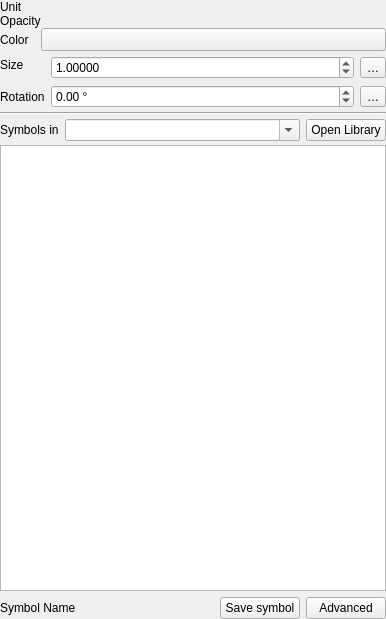
qgis/QGIS, file src/ui/symbollayer/widget_symbolslist.ui: the form before one commit.
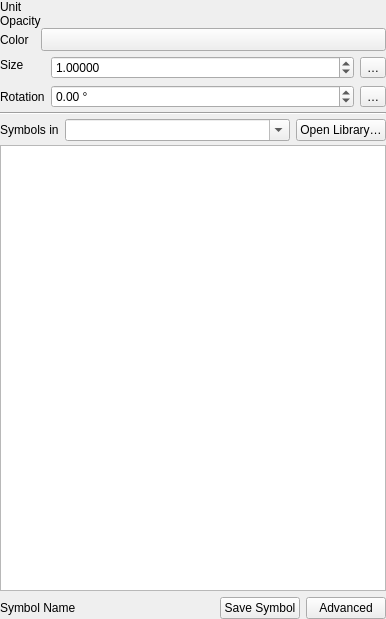
The form after the commit. Custom widgets are drawn as their Qt base class.

```diff
--- a/src/ui/symbollayer/widget_symbolslist.ui
+++ b/src/ui/symbollayer/widget_symbolslist.ui
@@ -107,7 +107,7 @@
      <item>
       <widget class="QPushButton" name="openStyleManagerButton">
        <property name="text">
-        <string>Open Library</string>
+        <string>Open Library…</string>
        </property>
       </widget>
      </item>
@@ -147,7 +147,7 @@
         <string>Save symbol</string>
        </property>
        <property name="text">
-        <string>Save symbol</string>
+        <string>Save Symbol</string>
        </property>
       </widget>
      </item>
```
